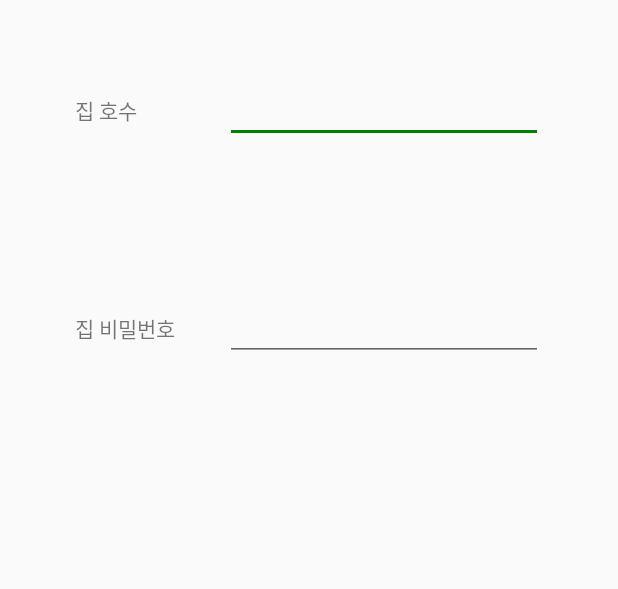
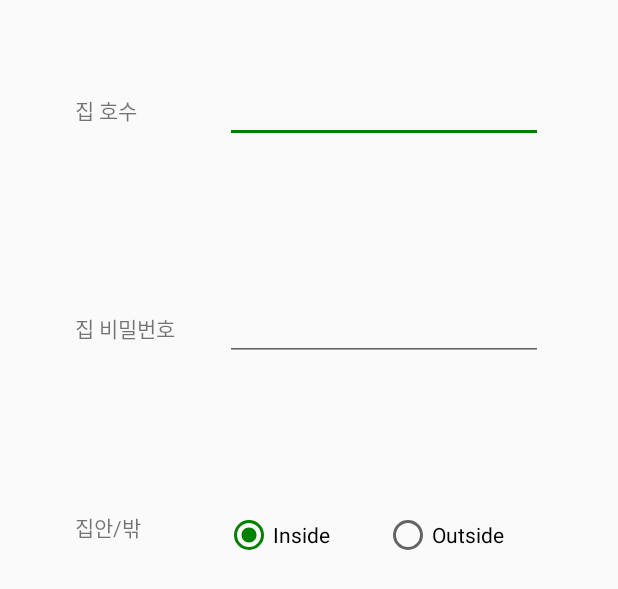
Before and after one commit to RabbitG29/BeaconAutoDoor, an Android app: the layout dialog_verify.xml on its own in the app's theme, with its tools: preview values and no code run, on a phone screen of 412 x 824 dp. Shown: the top 589 px of the screen. Run offline under Robolectric (Android 15) with nearby library versions, the phone set to English and light mode, and no system bars.

Commit message:
Add Radio Button to select location
사용자가 밖인지 안인지 선택하는 Radio Button추가

```diff
--- a/app/src/main/res/layout/dialog_verify.xml
+++ b/app/src/main/res/layout/dialog_verify.xml
@@ -1,52 +1,83 @@
 <?xml version="1.0" encoding="utf-8"?>
 <LinearLayout xmlns:android="http://schemas.android.com/apk/res/android"
-    android:orientation="vertical"
     android:layout_width="match_parent"
-    android:layout_height="match_parent">
+    android:layout_height="match_parent"
+    android:orientation="vertical">
 
     <LinearLayout
         android:layout_width="match_parent"
         android:layout_height="wrap_content"
         android:orientation="horizontal"
-        android:padding="50dp"
-        >
+        android:padding="50dp">
 
         <TextView
+            android:id="@+id/house_number"
             android:layout_width="100dp"
             android:layout_height="wrap_content"
-            android:text="집 호수"
-            android:id="@+id/house_number"
-            />
+            android:text="집 호수" />
 
         <EditText
+            android:id="@+id/input_house_num"
             android:layout_width="match_parent"
             android:layout_height="wrap_content"
-            android:id="@+id/input_house_num"
             android:imeOptions="actionNext"
-            android:inputType="text"
-            />
+            android:inputType="text" />
     </LinearLayout>
 
     <LinearLayout
         android:layout_width="match_parent"
         android:layout_height="wrap_content"
         android:orientation="horizontal"
-        android:padding="50dp"
-        >
+        android:padding="50dp">
 
         <TextView
+            android:id="@+id/house_password"
             android:layout_width="100dp"
             android:layout_height="wrap_content"
-            android:text="집 비밀번호"
-            android:id="@+id/house_password"
-            />
+            android:text="집 비밀번호" />
 
         <EditText
+            android:id="@+id/input_house_psw"
             android:layout_width="match_parent"
             android:layout_height="wrap_content"
-            android:id="@+id/input_house_psw"
             android:imeOptions="actionDone"
-            android:inputType="text"
-            />
+            android:inputType="text" />
+    </LinearLayout>
+
+    <LinearLayout
+        android:layout_width="match_parent"
+        android:layout_height="wrap_content"
+        android:orientation="horizontal"
+        android:padding="50dp">
+
+        <TextView
+            android:id="@+id/in_out"
+            android:layout_width="100dp"
+            android:layout_height="wrap_content"
+            android:text="집안/밖" />
+
+        <RadioGroup
+            android:layout_width="match_parent"
+            android:layout_height="wrap_content"
+            android:id="@+id/radiogrp"
+            android:orientation="horizontal">
+
+            <RadioButton
+                android:id="@+id/radiobtn_in"
+                android:layout_width="match_parent"
+                android:layout_height="wrap_content"
+                android:layout_weight="1"
+                android:text="Inside"
+                android:checked="true"
+                />
+
+            <RadioButton
+                android:id="@+id/radiobtn_out"
+                android:layout_width="match_parent"
+                android:layout_height="wrap_content"
+                android:layout_weight="1"
+                android:text="Outside"
+                />
+        </RadioGroup>
     </LinearLayout>
 </LinearLayout>
```
